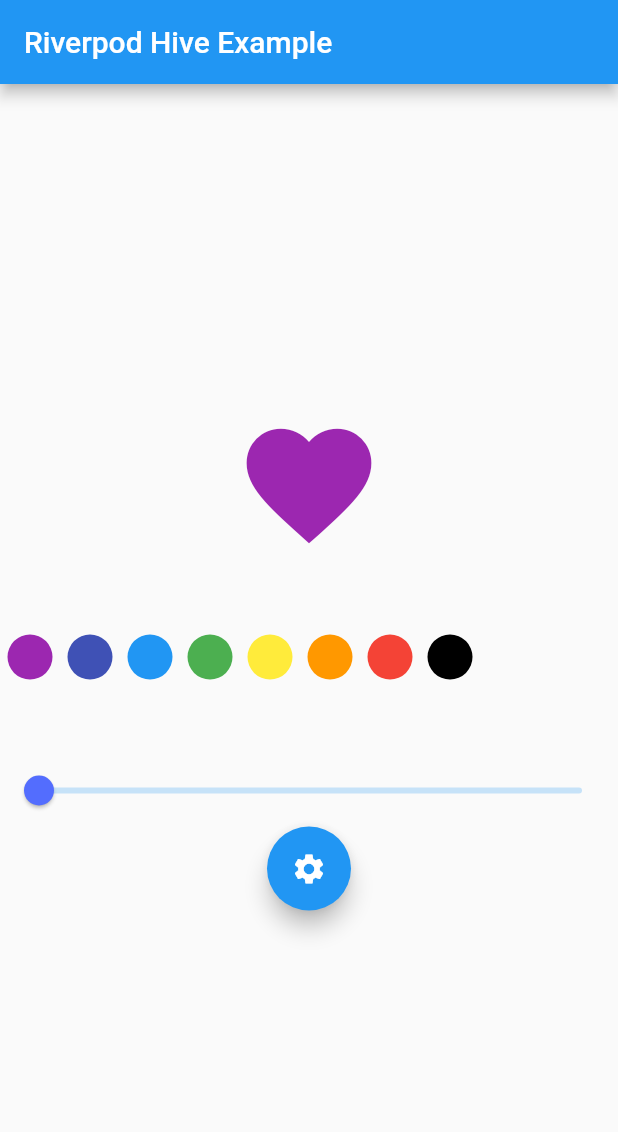
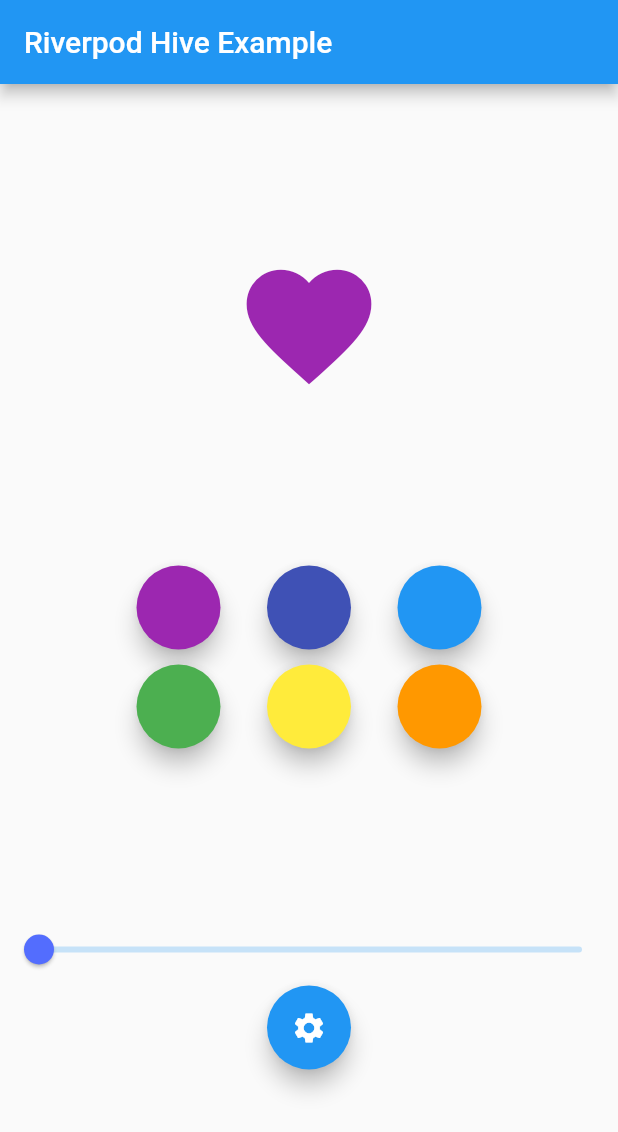
Before and after one commit to SanjukumarPukale/riverpod_hive_task1_updated, a Flutter app: the screen it shows after launch, on a phone screen of 412 x 824 dp. Shown: the top 1132 px of the screen. Run offline on Flutter 3.47's test engine with Material 2 defaults, Android fonts, the phone set to English and light mode, and no system bars; our stand-ins replace flutter_riverpod, get_it, go_router, hive, hive_flutter; accounts and stored records are empty.

Commit message:
task  completed lastly hiveObject is implemented

```diff
--- a/lib/locator.dart
+++ b/lib/locator.dart
@@ -1,11 +1,12 @@
 import 'package:get_it/get_it.dart';
 import 'package:hive/hive.dart';
 import 'package:riverpod_hive_task1_updated/Controller/db_controller.dart';
+import 'package:riverpod_hive_task1_updated/model/icon_model.dart';
 import 'package:riverpod_hive_task1_updated/view/colo_icon_list.dart';
 
 final locator = GetIt.instance;
 
-Box box = Hive.box('iconBox');
+Box box = Hive.box<IconModel>('iconModelBox');
 
 void setup() {
   // locator.registerSingleton<ProviderService>(ProviderService());
--- a/lib/main.dart
+++ b/lib/main.dart
@@ -2,11 +2,15 @@ import 'package:flutter/material.dart';
 import 'package:flutter_riverpod/flutter_riverpod.dart';
 import 'package:hive_flutter/hive_flutter.dart';
 import 'package:riverpod_hive_task1_updated/locator.dart';
+import 'package:riverpod_hive_task1_updated/model/icon_model.dart';
 import 'package:riverpod_hive_task1_updated/provider/providers.dart';
+
+// const String iconBoxName = 'iconBox';
 
 void main() async {
   await Hive.initFlutter();
-  await Hive.openBox('iconBox');
+  Hive.registerAdapter(IconModelAdapter());
+  await Hive.openBox<IconModel>('iconModelBox');
   setup();
   runApp(
    const ProviderScope(
--- a/lib/provider/providers.dart
+++ b/lib/provider/providers.dart
@@ -1,12 +1,13 @@
 import 'package:flutter_riverpod/flutter_riverpod.dart';
 import 'package:go_router/go_router.dart';
 import 'package:riverpod_hive_task1_updated/Controller/icon_provider_controller.dart';
+import 'package:riverpod_hive_task1_updated/model/icon_model.dart';
 import 'package:riverpod_hive_task1_updated/view/home_page.dart';
 import 'package:riverpod_hive_task1_updated/view/setting_page.dart';
 
 // Icon Provider
-final iconProvider = StateNotifierProvider<IconProviderNotifier, IconProvider>(
-    (ref) => IconProviderNotifier());
+final iconProvider = StateNotifierProvider<IconModelNotifier, IconModel>(
+    (ref) => IconModelNotifier());
 
 // Router Provider
   final routerProvider = Provider<GoRouter>((ref) {
--- a/lib/view/colo_icon_list.dart
+++ b/lib/view/colo_icon_list.dart
@@ -8,8 +8,6 @@ class ColorIcon {
   Colors.green,
   Colors.yellow,
   Colors.orange,
-  Colors.red,
-  Colors.black,
 ];
 
 List<IconData> icons = [
--- a/lib/view/home_page.dart
+++ b/lib/view/home_page.dart
@@ -4,7 +4,6 @@ import 'package:go_router/go_router.dart';
 import 'package:riverpod_hive_task1_updated/locator.dart';
 import 'package:riverpod_hive_task1_updated/provider/providers.dart';
 import 'package:riverpod_hive_task1_updated/view/colo_icon_list.dart';
-
 
 class HomePage extends ConsumerWidget {
   @override
@@ -26,34 +25,72 @@ class HomePage extends ConsumerWidget {
           crossAxisAlignment: CrossAxisAlignment.center,
           children: <Widget>[
             Icon(
-              locator.get<ColorIcon>().icons[watchIconState.iconIndex],   // v
-              color: locator.get<ColorIcon>().colors[watchIconState.colorIndex],
+              locator.get<ColorIcon>().icons[watchIconState.iconVal], // v
+              color: locator.get<ColorIcon>().colors[watchIconState.colorVal],
               size: watchIconState.sliderVal,
             ),
             SizedBox(
               height: 50,
             ),
             Container(
-              height: 30,
-              child: ListView.builder(
-                scrollDirection: Axis.horizontal,
-                itemCount: locator.get<ColorIcon>().colors.length,
-                itemBuilder: (context, index) {
-                  return InkWell(
-                    // GestureDetector is also do same as InkWell
-                    child: Container(
-                      margin: EdgeInsets.symmetric(horizontal: 5),
-                      width: 30,
-                      height: 30,
-                      decoration: BoxDecoration(
-                          shape: BoxShape.circle, color: locator.get<ColorIcon>().colors[index]),
-                    ),
-                    onTap: () {
-                      // locator.get<ProviderService>().selectColorIndex(index, ref);
-                      readIconState.colorSelected(index);
-                    },
-                  );
-                },
+              margin: EdgeInsets.all(60),
+              child: Column(
+                children: [
+                  Row(
+                    mainAxisAlignment: MainAxisAlignment.spaceEvenly,
+                    children: [
+                      FloatingActionButton(
+                        heroTag: null,
+                        onPressed: () {
+                          readIconState.colorSelected(locator.get<ColorIcon>().colors.indexOf(Colors.purple));
+                        },
+                        backgroundColor: Colors.purple,
+                      ),
+                      FloatingActionButton(
+                        heroTag: null,
+                        onPressed: () {
+                          readIconState.colorSelected(locator.get<ColorIcon>().colors.indexOf(Colors.indigo));
+                        },
+                        backgroundColor: Colors.indigo,
+                      ),
+                      FloatingActionButton(
+                        heroTag: null,
+                        onPressed: () {
+                          readIconState.colorSelected(locator.get<ColorIcon>().colors.indexOf(Colors.blue));
+                        },
+                        backgroundColor: Colors.blue,
+                      ),
+                    ],
+                  ),
+                  SizedBox(height: 10,),
+
+                  Row(
+                    mainAxisAlignment: MainAxisAlignment.spaceEvenly,
+                    children: [
+                      FloatingActionButton(
+                        heroTag: null,
+                        onPressed: () {
+                          readIconState.colorSelected(locator.get<ColorIcon>().colors.indexOf(Colors.green));
+                        },
+                        backgroundColor: Colors.green,
+                      ),
+                      FloatingActionButton(
+                        heroTag: null,
+                        onPressed: () {
+                          readIconState.colorSelected(locator.get<ColorIcon>().colors.indexOf(Colors.yellow));
+                        },
+                        backgroundColor: Colors.yellow,
+                      ),
+                      FloatingActionButton(
+                        heroTag: null,
+                        onPressed: () {
+                          readIconState.colorSelected(locator.get<ColorIcon>().colors.indexOf(Colors.orange));
+                        },
+                        backgroundColor: Colors.orange,
+                      ),
+                    ],
+                  )
+                ],
               ),
             ),
             SizedBox(
@@ -71,13 +108,12 @@ class HomePage extends ConsumerWidget {
                 readIconState.sliderChanged(value);
               },
             ),
-
             FloatingActionButton(
               child: Icon(Icons.settings),
               onPressed: () {
                 context.push('/setting');
-            },)
-
+              },
+            )
           ],
         ),
       ),
--- a/lib/view/setting_page.dart
+++ b/lib/view/setting_page.dart
@@ -3,9 +3,6 @@ import 'package:flutter_riverpod/flutter_riverpod.dart';
 import 'package:riverpod_hive_task1_updated/locator.dart';
 import 'package:riverpod_hive_task1_updated/provider/providers.dart';
 import 'package:riverpod_hive_task1_updated/view/colo_icon_list.dart';
-
-
-
 
 class SettingPage extends ConsumerWidget {
   const SettingPage({Key? key}) : super(key: key);
--- a/pubspec.yaml
+++ b/pubspec.yaml
@@ -53,6 +53,7 @@ dev_dependencies:
   build_runner: ^2.2.0
   hive_generator: ^1.1.3
 
+
 # For information on the generic Dart part of this file, see the
 # following page: https://dart.dev/tools/pub/pubspec
 
```
Also changed, not shown: lib/Controller/db_controller.dart (+7 -20 lines), lib/Controller/icon_provider_controller.dart (+15 -39 lines), lib/model/icon_model.dart (added, +30 -0 lines), lib/model/icon_model.g.dart (added).
